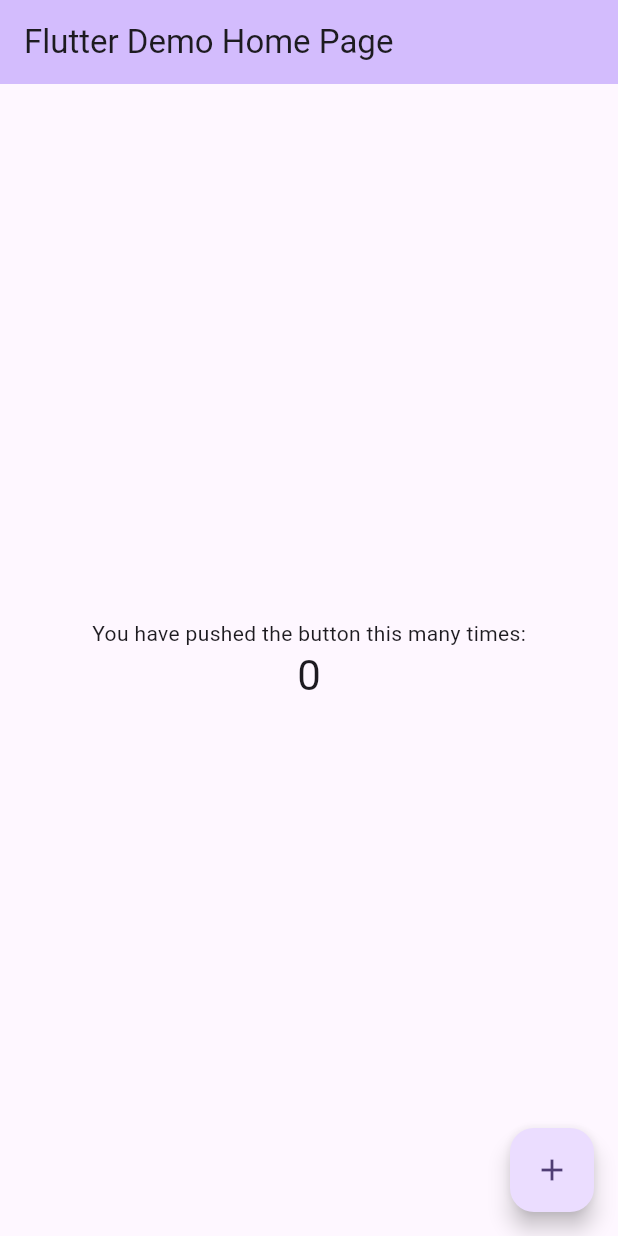
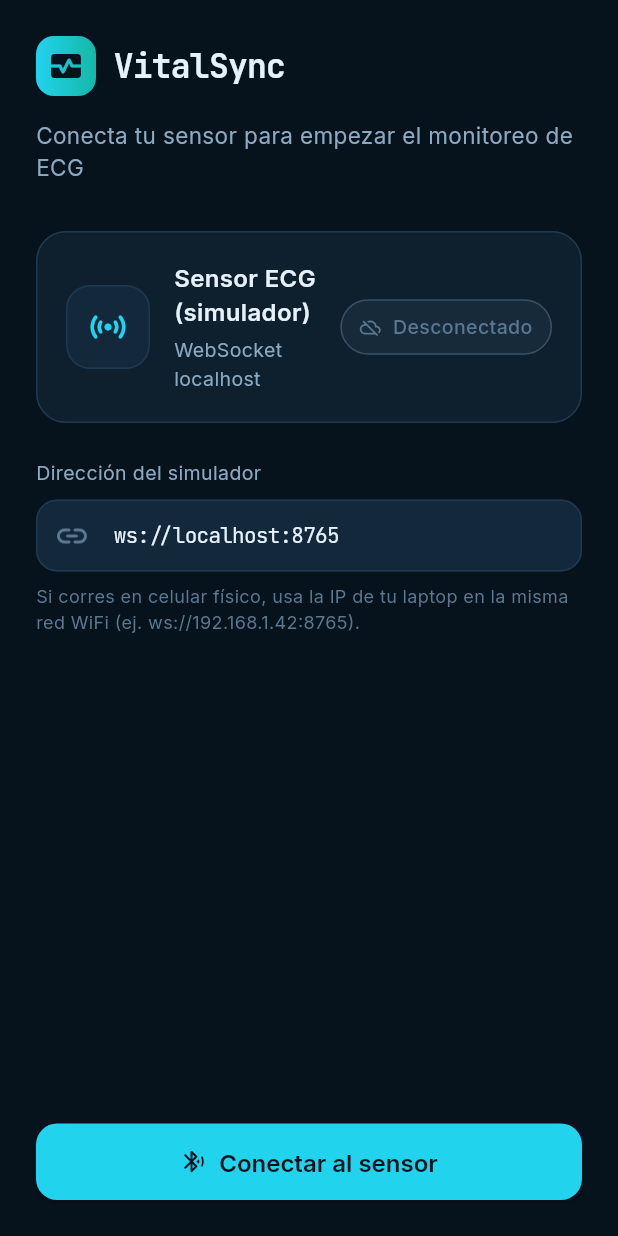
Before and after one commit to luiserio1216-max/proyecto_fisiologico, a Flutter app: the screen it shows after launch, on a phone screen of 412 x 824 dp. Run offline on Flutter 3.47's test engine with Material 3 defaults, Android fonts, the phone set to English and light mode, and no system bars; our stand-ins replace google_fonts; accounts and stored records are empty.

Commit message:
feat(ui): app shell + connection screen with WS bring-up
- main.dart wires the three ChangeNotifier providers around VitalApp.
- app.dart configures MaterialApp with the dark medical theme and
  routes initially to ConnectionScreen.
- ConnectionScreen shows a device card with live SocketStatus chip,
  an editable WS URL field (so phones can point at LAN IP), and
  navigation to the next screen on success.
- ConnectionStatusChip widget reused later in the dashboard.
- Stub ProfileFormScreen and DashboardScreen kept minimal — they
  exist so the app compiles end to end this commit; full versions
  arrive in commits 12 and 13.
- widget_test updated to boot the real provider tree.

```diff
--- /dev/null
+++ b/lib/app.dart
@@ -0,0 +1,18 @@
+import 'package:flutter/material.dart';
+
+import 'core/theme/app_theme.dart';
+import 'ui/screens/connection_screen.dart';
+
+class VitalApp extends StatelessWidget {
+  const VitalApp({super.key});
+
+  @override
+  Widget build(BuildContext context) {
+    return MaterialApp(
+      title: 'VitalSync — Monitor ECG',
+      debugShowCheckedModeBanner: false,
+      theme: AppTheme.dark,
+      home: const ConnectionScreen(),
+    );
+  }
+}
--- a/lib/main.dart
+++ b/lib/main.dart
@@ -1,122 +1,22 @@
 import 'package:flutter/material.dart';
+import 'package:provider/provider.dart';
+
+import 'app.dart';
+import 'data/services/ecg_socket_service.dart';
+import 'state/connection_provider.dart';
+import 'state/ecg_stream_provider.dart';
+import 'state/user_profile_provider.dart';
 
 void main() {
-  runApp(const MyApp());
+  final socket = EcgSocketService();
+  runApp(
+    MultiProvider(
+      providers: [
+        ChangeNotifierProvider(create: (_) => ConnectionProvider(socket)),
+        ChangeNotifierProvider(create: (_) => EcgStreamProvider(socket)),
+        ChangeNotifierProvider(create: (_) => UserProfileProvider()),
+      ],
+      child: const VitalApp(),
+    ),
+  );
 }
-
-class MyApp extends StatelessWidget {
-  const MyApp({super.key});
-
-  // This widget is the root of your application.
-  @override
-  Widget build(BuildContext context) {
-    return MaterialApp(
-      title: 'Flutter Demo',
-      theme: ThemeData(
-        // This is the theme of your application.
-        //
-        // TRY THIS: Try running your application with "flutter run". You'll see
-        // the application has a purple toolbar. Then, without quitting the app,
-        // try changing the seedColor in the colorScheme below to Colors.green
-        // and then invoke "hot reload" (save your changes or press the "hot
-        // reload" button in a Flutter-supported IDE, or press "r" if you used
-        // the command line to start the app).
-        //
-        // Notice that the counter didn't reset back to zero; the application
-        // state is not lost during the reload. To reset the state, use hot
-        // restart instead.
-        //
-        // This works for code too, not just values: Most code changes can be
-        // tested with just a hot reload.
-        colorScheme: .fromSeed(seedColor: Colors.deepPurple),
-      ),
-      home: const MyHomePage(title: 'Flutter Demo Home Page'),
-    );
-  }
-}
-
-class MyHomePage extends StatefulWidget {
-  const MyHomePage({super.key, required this.title});
-
-  // This widget is the home page of your application. It is stateful, meaning
-  // that it has a State object (defined below) that contains fields that affect
-  // how it looks.
-
-  // This class is the configuration for the state. It holds the values (in this
-  // case the title) provided by the parent (in this case the App widget) and
-  // used by the build method of the State. Fields in a Widget subclass are
-  // always marked "final".
-
-  final String title;
-
-  @override
-  State<MyHomePage> createState() => _MyHomePageState();
-}
-
-class _MyHomePageState extends State<MyHomePage> {
-  int _counter = 0;
-
-  void _incrementCounter() {
-    setState(() {
-      // This call to setState tells the Flutter framework that something has
-      // changed in this State, which causes it to rerun the build method below
-      // so that the display can reflect the updated values. If we changed
-      // _counter without calling setState(), then the build method would not be
-      // called again, and so nothing would appear to happen.
-      _counter++;
-    });
-  }
-
-  @override
-  Widget build(BuildContext context) {
-    // This method is rerun every time setState is called, for instance as done
-    // by the _incrementCounter method above.
-    //
-    // The Flutter framework has been optimized to make rerunning build methods
-    // fast, so that you can just rebuild anything that needs updating rather
-    // than having to individually change instances of widgets.
-    return Scaffold(
-      appBar: AppBar(
-        // TRY THIS: Try changing the color here to a specific color (to
-        // Colors.amber, perhaps?) and trigger a hot reload to see the AppBar
-        // change color while the other colors stay the same.
-        backgroundColor: Theme.of(context).colorScheme.inversePrimary,
-        // Here we take the value from the MyHomePage object that was created by
-        // the App.build method, and use it to set our appbar title.
-        title: Text(widget.title),
-      ),
-      body: Center(
-        // Center is a layout widget. It takes a single child and positions it
-        // in the middle of the parent.
-        child: Column(
-          // Column is also a layout widget. It takes a list of children and
-          // arranges them vertically. By default, it sizes itself to fit its
-          // children horizontally, and tries to be as tall as its parent.
-          //
-          // Column has various properties to control how it sizes itself and
-          // how it positions its children. Here we use mainAxisAlignment to
-          // center the children vertically; the main axis here is the vertical
-          // axis because Columns are vertical (the cross axis would be
-          // horizontal).
-          //
-          // TRY THIS: Invoke "debug painting" (choose the "Toggle Debug Paint"
-          // action in the IDE, or press "p" in the console), to see the
-          // wireframe for each widget.
-          mainAxisAlignment: .center,
-          children: [
-            const Text('You have pushed the button this many times:'),
-            Text(
-              '$_counter',
-              style: Theme.of(context).textTheme.headlineMedium,
-            ),
-          ],
-        ),
-      ),
-      floatingActionButton: FloatingActionButton(
-        onPressed: _incrementCounter,
-        tooltip: 'Increment',
-        child: const Icon(Icons.add),
-      ),
-    );
-  }
-}
--- /dev/null
+++ b/lib/ui/screens/connection_screen.dart
@@ -0,0 +1,254 @@
+import 'package:flutter/material.dart';
+import 'package:provider/provider.dart';
+
+import '../../core/theme/app_theme.dart';
+import '../../core/theme/colors.dart';
+import '../../data/services/ecg_socket_service.dart';
+import '../../state/connection_provider.dart';
+import '../../state/user_profile_provider.dart';
+import '../widgets/connection_status_chip.dart';
+import 'profile_form_screen.dart';
+
+class ConnectionScreen extends StatefulWidget {
+  const ConnectionScreen({super.key});
+
+  @override
+  State<ConnectionScreen> createState() => _ConnectionScreenState();
+}
+
+class _ConnectionScreenState extends State<ConnectionScreen> {
+  late final TextEditingController _urlController;
+
+  @override
+  void initState() {
+    super.initState();
+    _urlController = TextEditingController(
+      text: context.read<ConnectionProvider>().serverUrl,
+    );
+  }
+
+  @override
+  void dispose() {
+    _urlController.dispose();
+    super.dispose();
+  }
+
+  Future<void> _onConnect() async {
+    final connection = context.read<ConnectionProvider>();
+    connection.setServerUrl(_urlController.text.trim());
+    await connection.connect();
+    if (!mounted) return;
+    if (connection.status == SocketStatus.connected) {
+      _proceed();
+    }
+  }
+
+  void _proceed() {
+    final hasProfile = context.read<UserProfileProvider>().hasProfile;
+    Navigator.of(context).pushReplacement(
+      MaterialPageRoute(
+        builder: (_) => ProfileFormScreen(skipIfFilled: hasProfile),
+      ),
+    );
+  }
+
+  @override
+  Widget build(BuildContext context) {
+    final connection = context.watch<ConnectionProvider>();
+    return Scaffold(
+      body: SafeArea(
+        child: Padding(
+          padding: const EdgeInsets.all(24),
+          child: Column(
+            crossAxisAlignment: CrossAxisAlignment.start,
+            children: [
+              const _Header(),
+              const SizedBox(height: 32),
+              _DeviceCard(status: connection.status, mode: connection.mode),
+              const SizedBox(height: 24),
+              _ServerSettings(controller: _urlController, status: connection.status),
+              const Spacer(),
+              if (connection.lastError != null && connection.status == SocketStatus.failed)
+                _ErrorBanner(message: connection.lastError!),
+              const SizedBox(height: 12),
+              SizedBox(
+                width: double.infinity,
+                child: ElevatedButton.icon(
+                  onPressed: connection.status == SocketStatus.connecting
+                      ? null
+                      : _onConnect,
+                  icon: const Icon(Icons.bluetooth_searching_rounded),
+                  label: Text(
+                    connection.status == SocketStatus.connected
+                        ? 'Continuar'
+                        : 'Conectar al sensor',
+                  ),
+                ),
+              ),
+              if (connection.status == SocketStatus.connected) ...[
+                const SizedBox(height: 8),
+                SizedBox(
+                  width: double.infinity,
+                  child: OutlinedButton(
+                    onPressed: _proceed,
+                    child: const Text('Saltar a mi perfil'),
+                  ),
+                ),
+              ],
+            ],
+          ),
+        ),
+      ),
+    );
+  }
+}
+
+class _Header extends StatelessWidget {
+  const _Header();
+
+  @override
+  Widget build(BuildContext context) {
+    return Column(
+      crossAxisAlignment: CrossAxisAlignment.start,
+      children: [
+        Row(
+          children: [
+            Container(
+              width: 40,
+              height: 40,
+              decoration: BoxDecoration(
+                gradient: const LinearGradient(
+                  colors: [AppColors.accentCyan, AppColors.accentTeal],
+                ),
+                borderRadius: BorderRadius.circular(12),
+              ),
+              child: const Icon(Icons.monitor_heart_rounded,
+                  color: AppColors.background, size: 24),
+            ),
+            const SizedBox(width: 12),
+            Text('VitalSync',
+                style: AppTheme.monoNumeric(size: 22, weight: FontWeight.w700)),
+          ],
+        ),
+        const SizedBox(height: 16),
+        const Text(
+          'Conecta tu sensor para empezar el monitoreo de ECG',
+          style: TextStyle(color: AppColors.textSecondary, fontSize: 15),
+        ),
+      ],
+    );
+  }
+}
+
+class _DeviceCard extends StatelessWidget {
+  final SocketStatus status;
+  final String? mode;
+
+  const _DeviceCard({required this.status, required this.mode});
+
+  @override
+  Widget build(BuildContext context) {
+    return Card(
+      child: Padding(
+        padding: const EdgeInsets.all(20),
+        child: Row(
+          children: [
+            Container(
+              width: 56,
+              height: 56,
+              decoration: BoxDecoration(
+                color: AppColors.surfaceElevated,
+                borderRadius: BorderRadius.circular(16),
+                border: Border.all(color: AppColors.divider),
+              ),
+              child: const Icon(Icons.sensors_rounded,
+                  color: AppColors.accentCyan, size: 28),
+            ),
+            const SizedBox(width: 16),
+            Expanded(
+              child: Column(
+                crossAxisAlignment: CrossAxisAlignment.start,
+                children: [
+                  const Text('Sensor ECG (simulador)',
+                      style:
+                          TextStyle(fontSize: 16, fontWeight: FontWeight.w600)),
+                  const SizedBox(height: 4),
+                  Text(
+                    mode != null ? 'Modo activo: $mode' : 'WebSocket localhost',
+                    style: const TextStyle(
+                        color: AppColors.textSecondary, fontSize: 13),
+                  ),
+                ],
+              ),
+            ),
+            ConnectionStatusChip(status: status),
+          ],
+        ),
+      ),
+    );
+  }
+}
+
+class _ServerSettings extends StatelessWidget {
+  final TextEditingController controller;
+  final SocketStatus status;
+
+  const _ServerSettings({required this.controller, required this.status});
+
+  @override
+  Widget build(BuildContext context) {
+    return Column(
+      crossAxisAlignment: CrossAxisAlignment.start,
+      children: [
+        const Text('Dirección del simulador',
+            style: TextStyle(color: AppColors.textSecondary, fontSize: 13)),
+        const SizedBox(height: 8),
+        TextField(
+          controller: controller,
+          enabled: status != SocketStatus.connecting &&
+              status != SocketStatus.connected,
+          decoration: const InputDecoration(
+            hintText: 'ws://localhost:8765',
+            prefixIcon: Icon(Icons.link_rounded, color: AppColors.textMuted),
+          ),
+          style: AppTheme.monoNumeric(size: 14, weight: FontWeight.w400),
+        ),
+        const SizedBox(height: 8),
+        const Text(
+          'Si corres en celular físico, usa la IP de tu laptop en la misma red WiFi (ej. ws://192.168.1.42:8765).',
+          style: TextStyle(color: AppColors.textMuted, fontSize: 12),
+        ),
+      ],
+    );
+  }
+}
+
+class _ErrorBanner extends StatelessWidget {
+  final String message;
+  const _ErrorBanner({required this.message});
+
+  @override
+  Widget build(BuildContext context) {
+    return Container(
+      padding: const EdgeInsets.all(12),
+      decoration: BoxDecoration(
+        color: AppColors.accentRed.withValues(alpha: 0.1),
+        border: Border.all(color: AppColors.accentRed.withValues(alpha: 0.4)),
+        borderRadius: BorderRadius.circular(12),
+      ),
+      child: Row(
+        children: [
+          const Icon(Icons.error_outline_rounded,
+              color: AppColors.accentRed, size: 18),
+          const SizedBox(width: 10),
+          Expanded(
+            child: Text(
+              message,
+              style: const TextStyle(color: AppColors.accentRed, fontSize: 13),
+            ),
+          ),
+        ],
+      ),
+    );
+  }
+}
--- /dev/null
+++ b/lib/ui/screens/dashboard_screen.dart
@@ -0,0 +1,16 @@
+import 'package:flutter/material.dart';
+
+/// Live ECG dashboard. Filled in commit 12.
+class DashboardScreen extends StatelessWidget {
+  const DashboardScreen({super.key});
+
+  @override
+  Widget build(BuildContext context) {
+    return Scaffold(
+      appBar: AppBar(title: const Text('Monitor en vivo')),
+      body: const Center(
+        child: Text('Live ECG chart + BPM coming in next commit (12).'),
+      ),
+    );
+  }
+}
--- /dev/null
+++ b/lib/ui/screens/profile_form_screen.dart
@@ -0,0 +1,34 @@
+import 'package:flutter/material.dart';
+
+import 'dashboard_screen.dart';
+
+/// Demographic data form. Filled in commit 13.
+class ProfileFormScreen extends StatelessWidget {
+  final bool skipIfFilled;
+  const ProfileFormScreen({super.key, this.skipIfFilled = false});
+
+  @override
+  Widget build(BuildContext context) {
+    return Scaffold(
+      appBar: AppBar(title: const Text('Datos demográficos')),
+      body: Center(
+        child: Padding(
+          padding: const EdgeInsets.all(24),
+          child: Column(
+            mainAxisAlignment: MainAxisAlignment.center,
+            children: [
+              const Text('Form coming in next commit (13).'),
+              const SizedBox(height: 24),
+              ElevatedButton(
+                onPressed: () => Navigator.of(context).pushReplacement(
+                  MaterialPageRoute(builder: (_) => const DashboardScreen()),
+                ),
+                child: const Text('Continuar al monitor'),
+              ),
+            ],
+          ),
+        ),
+      ),
+    );
+  }
+}
--- /dev/null
+++ b/lib/ui/widgets/connection_status_chip.dart
@@ -0,0 +1,46 @@
+import 'package:flutter/material.dart';
+
+import '../../core/theme/colors.dart';
+import '../../data/services/ecg_socket_service.dart';
+
+class ConnectionStatusChip extends StatelessWidget {
+  final SocketStatus status;
+  const ConnectionStatusChip({super.key, required this.status});
+
+  @override
+  Widget build(BuildContext context) {
+    final (color, label, icon) = _describe(status);
+    return Container(
+      padding: const EdgeInsets.symmetric(horizontal: 12, vertical: 8),
+      decoration: BoxDecoration(
+        color: color.withValues(alpha: 0.12),
+        border: Border.all(color: color.withValues(alpha: 0.5)),
+        borderRadius: BorderRadius.circular(999),
+      ),
+      child: Row(
+        mainAxisSize: MainAxisSize.min,
+        children: [
+          Icon(icon, color: color, size: 14),
+          const SizedBox(width: 8),
+          Text(
+            label,
+            style: TextStyle(color: color, fontSize: 13, fontWeight: FontWeight.w500),
+          ),
+        ],
+      ),
+    );
+  }
+
+  (Color, String, IconData) _describe(SocketStatus s) {
+    switch (s) {
+      case SocketStatus.disconnected:
+        return (AppColors.textMuted, 'Desconectado', Icons.cloud_off_rounded);
+      case SocketStatus.connecting:
+        return (AppColors.accentAmber, 'Conectando...', Icons.sync_rounded);
+      case SocketStatus.connected:
+        return (AppColors.accentGreen, 'Conectado', Icons.check_circle_rounded);
+      case SocketStatus.failed:
+        return (AppColors.accentRed, 'Falló conexión', Icons.error_rounded);
+    }
+  }
+}
```
Also changed, not shown: 1 other file.
